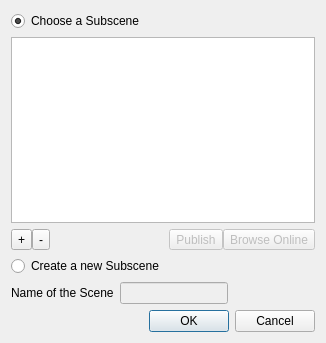
First picture: the form in subscenechoosedialog.ui, repository narrowtux/Gatter, before the edit.
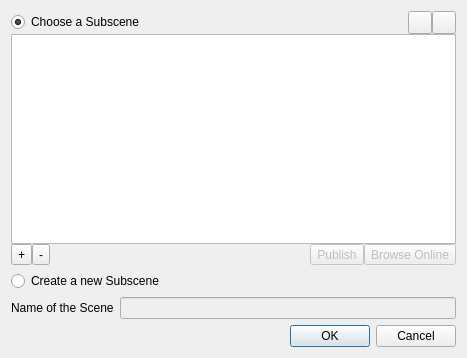
Second picture: the form after the edit.

```diff
--- a/subscenechoosedialog.ui
+++ b/subscenechoosedialog.ui
@@ -6,18 +6,25 @@
    <rect>
     <x>0</x>
     <y>0</y>
-    <width>326</width>
-    <height>343</height>
+    <width>467</width>
+    <height>358</height>
    </rect>
   </property>
   <property name="windowTitle">
    <string>Subscene</string>
   </property>
   <layout class="QFormLayout" name="formLayout">
-   <property name="fieldGrowthPolicy">
-    <enum>QFormLayout::FieldsStayAtSizeHint</enum>
-   </property>
    <item row="0" column="0" colspan="2">
+    <layout class="QVBoxLayout" name="verticalLayout">
+     <property name="spacing">
+      <number>0</number>
+     </property>
+     <item>
+      <layout class="QHBoxLayout" name="horizontalLayout_2">
+       <property name="spacing">
+        <number>0</number>
+       </property>
+       <item>
     <widget class="QRadioButton" name="radioExisting">
      <property name="text">
       <string>Choose a Subscene</string>
@@ -27,7 +34,23 @@
      </property>
     </widget>
    </item>
-   <item row="1" column="0" colspan="2">
+       <item>
+        <widget class="QToolButton" name="toolButton_3">
+         <property name="text">
+          <string/>
+         </property>
+        </widget>
+       </item>
+       <item>
+        <widget class="QToolButton" name="toolButton_4">
+         <property name="text">
+          <string/>
+         </property>
+        </widget>
+       </item>
+      </layout>
+     </item>
+     <item>
     <widget class="QListWidget" name="listExistingScenes">
      <property name="editTriggers">
       <set>QAbstractItemView::NoEditTriggers</set>
@@ -38,15 +61,33 @@
        <height>64</height>
       </size>
      </property>
+       <property name="movement">
+        <enum>QListView::Static</enum>
+       </property>
+       <property name="isWrapping" stdset="0">
+        <bool>false</bool>
+       </property>
+       <property name="layoutMode">
+        <enum>QListView::Batched</enum>
+       </property>
+       <property name="gridSize">
+        <size>
+         <width>80</width>
+         <height>80</height>
+        </size>
+       </property>
      <property name="viewMode">
       <enum>QListView::IconMode</enum>
      </property>
      <property name="uniformItemSizes">
       <bool>true</bool>
      </property>
-    </widget>
-   </item>
-   <item row="2" column="0" colspan="2">
+       <property name="batchSize">
+        <number>50</number>
+       </property>
+      </widget>
+     </item>
+     <item>
     <layout class="QHBoxLayout" name="horizontalLayout">
      <property name="spacing">
       <number>0</number>
@@ -100,28 +141,30 @@
      </item>
     </layout>
    </item>
-   <item row="3" column="0" colspan="2">
+    </layout>
+   </item>
+   <item row="1" column="0" colspan="2">
     <widget class="QRadioButton" name="radioNew">
      <property name="text">
       <string>Create a new Subscene</string>
      </property>
     </widget>
    </item>
-   <item row="5" column="0">
+   <item row="3" column="0">
     <widget class="QLabel" name="labelNameOfScene">
      <property name="text">
       <string>Name of the Scene</string>
      </property>
     </widget>
    </item>
-   <item row="5" column="1">
+   <item row="3" column="1">
     <widget class="QLineEdit" name="lineNameOfScene">
      <property name="enabled">
       <bool>false</bool>
      </property>
     </widget>
    </item>
-   <item row="6" column="0" colspan="2">
+   <item row="4" column="0" colspan="2">
     <widget class="QDialogButtonBox" name="buttonBox">
      <property name="orientation">
       <enum>Qt::Horizontal</enum>
```
Lines whose indentation alone changed are shown as unchanged.
